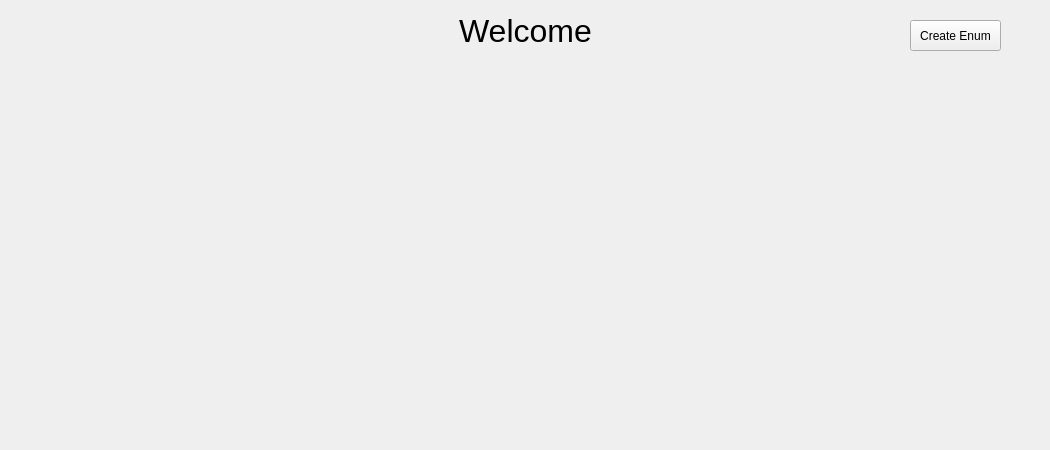
The window that src/user-interfaces/gui-welcome.ui (Donn13Darko/uC_Interfacer) describes before a commit, drawn with Qt 5.
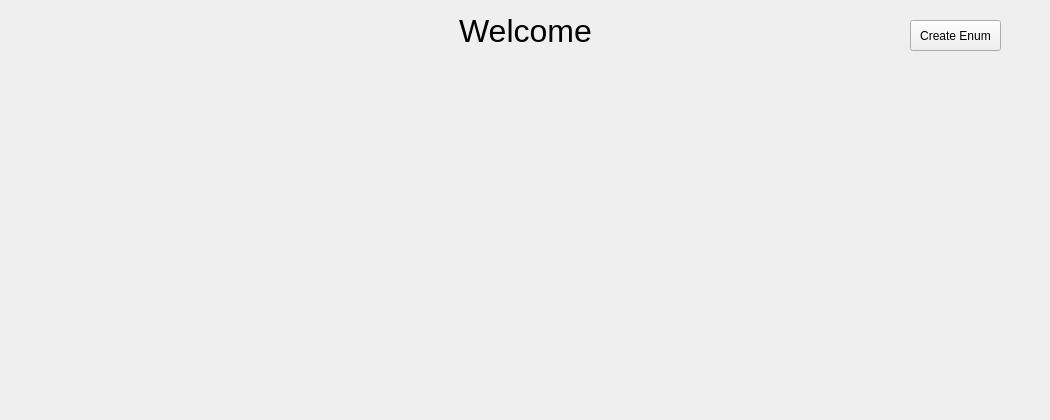
The same window after the commit.

Diff of the .ui file:
```diff
--- a/src/user-interfaces/gui-welcome.ui
+++ b/src/user-interfaces/gui-welcome.ui
@@ -7,7 +7,7 @@
     <x>0</x>
     <y>0</y>
     <width>1050</width>
-    <height>450</height>
+    <height>420</height>
    </rect>
   </property>
   <property name="windowTitle">
```
